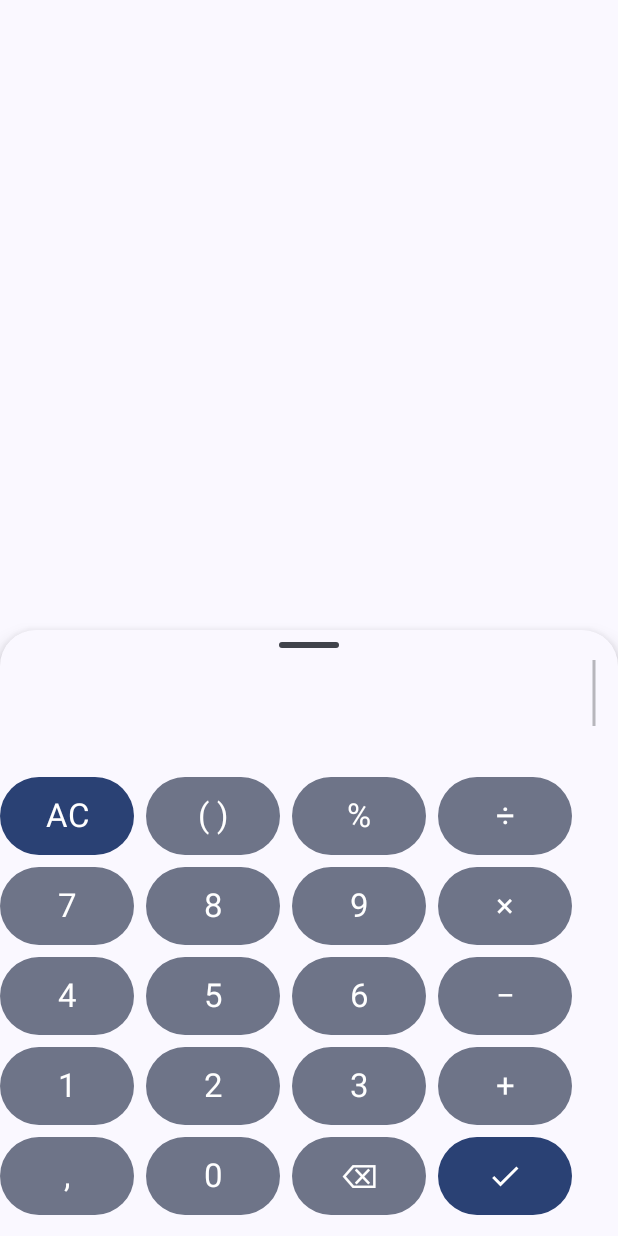
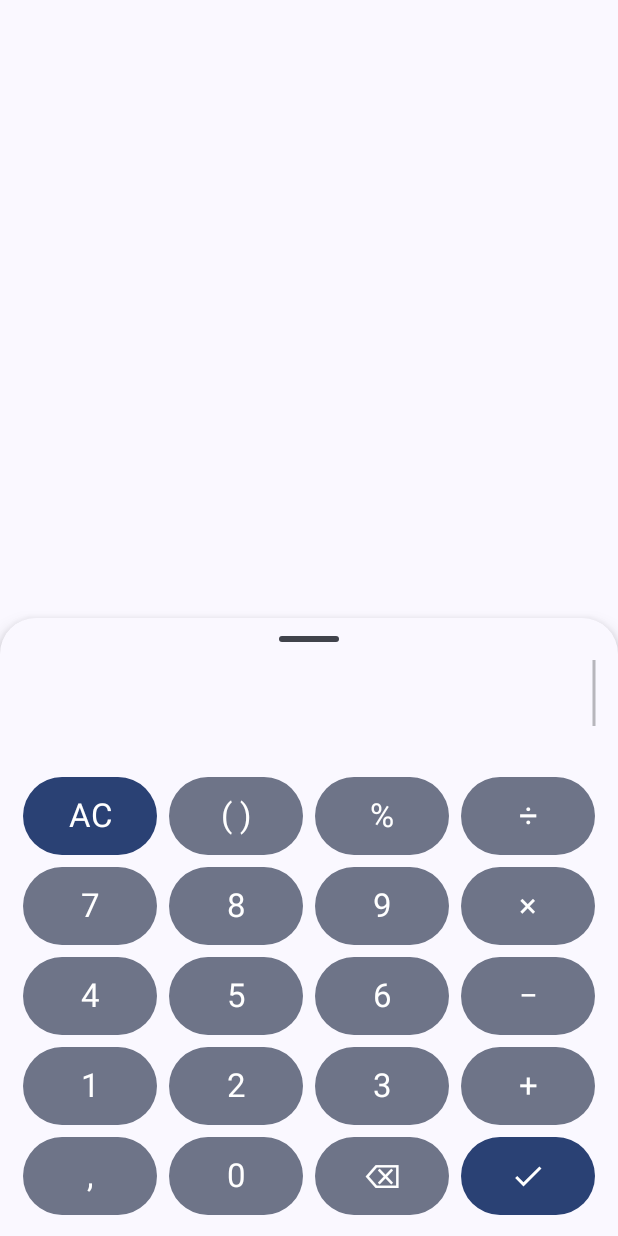
Before and after one commit to flassuu/talex-finance, an Android app built with Jetpack Compose: the composable CalculatorSheet called with empty values, on a phone screen of 412 x 824 dp. Run offline under Robolectric (Android 15) with nearby library versions, the phone set to English and light mode, and no system bars.

Commit message:
fix: full-width calculator, live drag and closing animation
- Force the dialog window to match the screen so the panel is centred and the
  key rows fill the width.
- The key height follows the finger while dragging the handle, then springs to
  the compact or expanded point on release.
- Swiping the handle down slides the panel out with an animation and dismisses;
  tapping outside animates the same way.

```diff
--- a/app/src/main/java/io/github/flassuu/talex/ui/component/Calculator.kt
+++ b/app/src/main/java/io/github/flassuu/talex/ui/component/Calculator.kt
@@ -2,10 +2,11 @@ package io.github.flassuu.talex.ui.component
 
 import android.view.WindowManager
 import androidx.compose.animation.AnimatedContent
+import androidx.compose.animation.core.Animatable
 import androidx.compose.animation.core.LinearEasing
 import androidx.compose.animation.core.RepeatMode
 import androidx.compose.animation.core.Spring
-import androidx.compose.animation.core.animateDpAsState
+import androidx.compose.animation.core.VectorConverter
 import androidx.compose.animation.core.animateFloat
 import androidx.compose.animation.core.infiniteRepeatable
 import androidx.compose.animation.core.rememberInfiniteTransition
@@ -30,6 +31,7 @@ import androidx.compose.foundation.layout.Spacer
 import androidx.compose.foundation.layout.fillMaxSize
 import androidx.compose.foundation.layout.fillMaxWidth
 import androidx.compose.foundation.layout.height
+import androidx.compose.foundation.layout.offset
 import androidx.compose.foundation.layout.padding
 import androidx.compose.foundation.layout.width
 import androidx.compose.foundation.shape.RoundedCornerShape
@@ -43,21 +45,26 @@ import androidx.compose.material3.OutlinedTextField
 import androidx.compose.material3.Surface
 import androidx.compose.material3.Text
 import androidx.compose.runtime.Composable
+import androidx.compose.runtime.LaunchedEffect
 import androidx.compose.runtime.SideEffect
 import androidx.compose.runtime.getValue
 import androidx.compose.runtime.mutableStateOf
 import androidx.compose.runtime.remember
+import androidx.compose.runtime.rememberCoroutineScope
 import androidx.compose.runtime.setValue
 import androidx.compose.ui.Alignment
 import androidx.compose.ui.Modifier
 import androidx.compose.ui.draw.drawBehind
 import androidx.compose.ui.geometry.Offset
 import androidx.compose.ui.input.pointer.pointerInput
+import androidx.compose.ui.layout.onSizeChanged
+import androidx.compose.ui.platform.LocalDensity
 import androidx.compose.ui.platform.LocalView
 import androidx.compose.ui.res.stringResource
 import androidx.compose.ui.text.TextLayoutResult
 import androidx.compose.ui.text.style.TextAlign
 import androidx.compose.ui.unit.Dp
+import androidx.compose.ui.unit.IntOffset
 import androidx.compose.ui.unit.dp
 import androidx.compose.ui.window.Dialog
 import androidx.compose.ui.window.DialogProperties
@@ -66,6 +73,8 @@ import io.github.flassuu.talex.R
 import io.github.flassuu.talex.domain.money.AmountCalculator
 import io.github.flassuu.talex.domain.money.Calculation
 import java.math.BigDecimal
+import kotlin.math.roundToInt
+import kotlinx.coroutines.launch
 
 /** A plain number: optionally signed, with a decimal separator. */
 private val PLAIN_NUMBER = Regex("-?\\d+([.,]\\d*)?")
@@ -125,7 +134,6 @@ fun CalculatorSheet(
     var expression by remember { mutableStateOf(initialExpression) }
     var caret by remember { mutableStateOf(initialExpression.length) }
     var failed by remember { mutableStateOf(false) }
-    var expanded by remember { mutableStateOf(false) }
 
     val calculation = AmountCalculator.analyze(expression)
     val result = (calculation as? Calculation.Value)?.value
@@ -180,12 +188,17 @@ fun CalculatorSheet(
         onDismissRequest = onDismiss,
         properties = DialogProperties(usePlatformDefaultWidth = false),
     ) {
-        // Remove the platform dialog dim so the form behind stays fully visible.
         val view = LocalView.current
         SideEffect {
+            // Full-width, undimmed window so the sheet is centred and the form
+            // behind it stays visible.
             (view.parent as? DialogWindowProvider)?.window?.apply {
                 setDimAmount(0f)
                 clearFlags(WindowManager.LayoutParams.FLAG_DIM_BEHIND)
+                setLayout(
+                    WindowManager.LayoutParams.MATCH_PARENT,
+                    WindowManager.LayoutParams.MATCH_PARENT,
+                )
             }
         }
 
@@ -193,44 +206,62 @@ fun CalculatorSheet(
             val horizontalPadding = 16.dp
             val gap = 8.dp
             val buttonWidth = (maxWidth - horizontalPadding * 2 - gap * 3) / 4
-            val buttonHeight by animateDpAsState(
-                targetValue = if (expanded) buttonWidth else 52.dp,
-                animationSpec = spring(
+            val compactKey = 52.dp
+            val expandedKey = buttonWidth
+            val density = LocalDensity.current
+
+            val keyHeight = remember { Animatable(0.dp, Dp.VectorConverter) }
+            val dismissOffset = remember { Animatable(0f) }
+            var panelHeightPx by remember { mutableStateOf(0f) }
+            val scope = rememberCoroutineScope()
+
+            val snapSpec = spring<Dp>(
                 dampingRatio = Spring.DampingRatioMediumBouncy,
                 stiffness = Spring.StiffnessMediumLow,
-                ),
-                label = "buttonHeight",
             )
 
-            // Transparent scrim: tap outside dismisses, nothing is dimmed.
+            LaunchedEffect(Unit) {
+                keyHeight.animateTo(compactKey, snapSpec)
+            }
+
+            fun close() {
+                scope.launch {
+                    dismissOffset.animateTo(panelHeightPx + 80f, tween(220))
+                    onDismiss()
+                }
+            }
+
+            fun settle() {
+                scope.launch {
+                    val closeThreshold = with(density) { 90.dp.toPx() }
+                    if (dismissOffset.value > closeThreshold) {
+                        close()
+                        return@launch
+                    }
+                    dismissOffset.animateTo(0f, spring(stiffness = Spring.StiffnessMedium))
+                    val mid = (compactKey + expandedKey) / 2
+                    keyHeight.animateTo(
+                        if (keyHeight.value >= mid) expandedKey else compactKey,
+                        snapSpec,
+                    )
+                }
+            }
+
             Box(
                 modifier = Modifier
                     .fillMaxSize()
                     .clickable(
                         interactionSource = remember { MutableInteractionSource() },
                         indication = null,
-                    ) { onDismiss() },
+                    ) { close() },
             )
 
             Surface(
                 modifier = Modifier
                     .align(Alignment.BottomCenter)
                     .fillMaxWidth()
-                    .pointerInput(Unit) {
-                        var dragTotal = 0f
-                        val threshold = 24.dp.toPx()
-                        detectVerticalDragGestures(
-                            onDragStart = { dragTotal = 0f },
-                            onVerticalDrag = { change, dragAmount ->
-                                change.consume()
-                                dragTotal += dragAmount
-                                if (dragTotal < -threshold) expanded = true
-                                if (dragTotal > threshold) expanded = false
-                            },
-                            onDragEnd = { dragTotal = 0f },
-                            onDragCancel = { dragTotal = 0f },
-                        )
-                    },
+                    .offset { IntOffset(0, dismissOffset.value.roundToInt()) }
+                    .onSizeChanged { panelHeightPx = it.height.toFloat() },
                 shape = RoundedCornerShape(topStart = 24.dp, topEnd = 24.dp),
                 color = MaterialTheme.colorScheme.surface,
                 shadowElevation = 8.dp,
@@ -243,18 +274,43 @@ fun CalculatorSheet(
                 ) {
                     Box(
                         modifier = Modifier
-                            .padding(vertical = 8.dp)
+                            .fillMaxWidth()
+                            .height(28.dp)
+                            .pointerInput(Unit) {
+                                detectVerticalDragGestures(
+                                    onVerticalDrag = { change, dragAmount ->
+                                        change.consume()
+                                        // Positive dragAmount is downwards.
+                                        if (dragAmount < 0f || keyHeight.value > compactKey + 0.5.dp) {
+                                            val delta = (-dragAmount).toDp()
+                                            val target = (keyHeight.value + delta)
+                                                .coerceIn(compactKey, expandedKey)
+                                            scope.launch { keyHeight.snapTo(target) }
+                                        } else {
+                                            scope.launch {
+                                                dismissOffset.snapTo(
+                                                    (dismissOffset.value + dragAmount)
+                                                        .coerceAtLeast(0f),
+                                                )
+                                            }
+                                        }
+                                    },
+                                    onDragEnd = { settle() },
+                                    onDragCancel = { settle() },
+                                )
+                            },
+                        contentAlignment = Alignment.Center,
+                    ) {
+                        Box(
+                            modifier = Modifier
                                 .width(40.dp)
                                 .height(4.dp)
                                 .background(
                                     color = MaterialTheme.colorScheme.onSurfaceVariant,
                                     shape = RoundedCornerShape(2.dp),
+                                ),
                         )
-                            .clickable(
-                                interactionSource = remember { MutableInteractionSource() },
-                                indication = null,
-                            ) { expanded = !expanded },
-                    )
+                    }
 
                     Column(
                         modifier = Modifier
@@ -298,36 +354,36 @@ fun CalculatorSheet(
                     Spacer(Modifier.height(6.dp))
 
                     CalcRow(gap) {
-                        CalcKey("AC", buttonWidth, buttonHeight, accent = true) {
+                        CalcKey("AC", buttonWidth, keyHeight.value, accent = true) {
                             press { expression = ""; caret = 0 }
                         }
-                        CalcKey("( )", buttonWidth, buttonHeight) { toggleParentheses() }
-                        CalcKey("%", buttonWidth, buttonHeight) { insert("%") }
-                        CalcKey("÷", buttonWidth, buttonHeight) { insert("/") }
+                        CalcKey("( )", buttonWidth, keyHeight.value) { toggleParentheses() }
+                        CalcKey("%", buttonWidth, keyHeight.value) { insert("%") }
+                        CalcKey("÷", buttonWidth, keyHeight.value) { insert("/") }
                     }
                     CalcRow(gap) {
-                        CalcKey("7", buttonWidth, buttonHeight) { insert("7") }
-                        CalcKey("8", buttonWidth, buttonHeight) { insert("8") }
-                        CalcKey("9", buttonWidth, buttonHeight) { insert("9") }
-                        CalcKey("×", buttonWidth, buttonHeight) { insert("*") }
+                        CalcKey("7", buttonWidth, keyHeight.value) { insert("7") }
+                        CalcKey("8", buttonWidth, keyHeight.value) { insert("8") }
+                        CalcKey("9", buttonWidth, keyHeight.value) { insert("9") }
+                        CalcKey("×", buttonWidth, keyHeight.value) { insert("*") }
                     }
                     CalcRow(gap) {
-                        CalcKey("4", buttonWidth, buttonHeight) { insert("4") }
-                        CalcKey("5", buttonWidth, buttonHeight) { insert("5") }
-                        CalcKey("6", buttonWidth, buttonHeight) { insert("6") }
-                        CalcKey("−", buttonWidth, buttonHeight) { insert("-") }
+                        CalcKey("4", buttonWidth, keyHeight.value) { insert("4") }
+                        CalcKey("5", buttonWidth, keyHeight.value) { insert("5") }
+                        CalcKey("6", buttonWidth, keyHeight.value) { insert("6") }
+                        CalcKey("−", buttonWidth, keyHeight.value) { insert("-") }
                     }
                     CalcRow(gap) {
-                        CalcKey("1", buttonWidth, buttonHeight) { insert("1") }
-                        CalcKey("2", buttonWidth, buttonHeight) { insert("2") }
-                        CalcKey("3", buttonWidth, buttonHeight) { insert("3") }
-                        CalcKey("+", buttonWidth, buttonHeight) { insert("+") }
+                        CalcKey("1", buttonWidth, keyHeight.value) { insert("1") }
+                        CalcKey("2", buttonWidth, keyHeight.value) { insert("2") }
+                        CalcKey("3", buttonWidth, keyHeight.value) { insert("3") }
+                        CalcKey("+", buttonWidth, keyHeight.value) { insert("+") }
                     }
                     CalcRow(gap) {
-                        CalcKey(",", buttonWidth, buttonHeight) { insert(",") }
-                        CalcKey("0", buttonWidth, buttonHeight) { insert("0") }
-                        CalcKey("⌫", buttonWidth, buttonHeight) { backspace() }
-                        ConfirmKey(isComplete, buttonWidth, buttonHeight) { confirmOrEvaluate() }
+                        CalcKey(",", buttonWidth, keyHeight.value) { insert(",") }
+                        CalcKey("0", buttonWidth, keyHeight.value) { insert("0") }
+                        CalcKey("⌫", buttonWidth, keyHeight.value) { backspace() }
+                        ConfirmKey(isComplete, buttonWidth, keyHeight.value) { confirmOrEvaluate() }
                     }
                 }
             }
@@ -396,7 +452,7 @@ private fun ExpressionField(
 private fun CalcRow(gap: Dp, content: @Composable RowScope.() -> Unit) {
     Row(
         modifier = Modifier.fillMaxWidth().padding(vertical = gap / 2),
-        horizontalArrangement = Arrangement.spacedBy(gap),
+        horizontalArrangement = Arrangement.spacedBy(gap, Alignment.CenterHorizontally),
         content = content,
     )
 }
```
Lines whose indentation alone changed are shown as unchanged.
